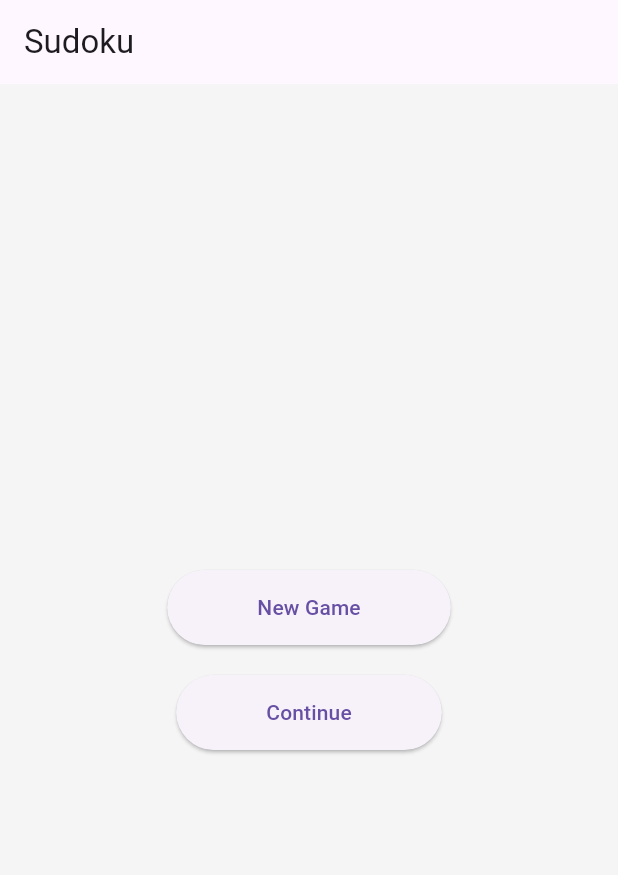
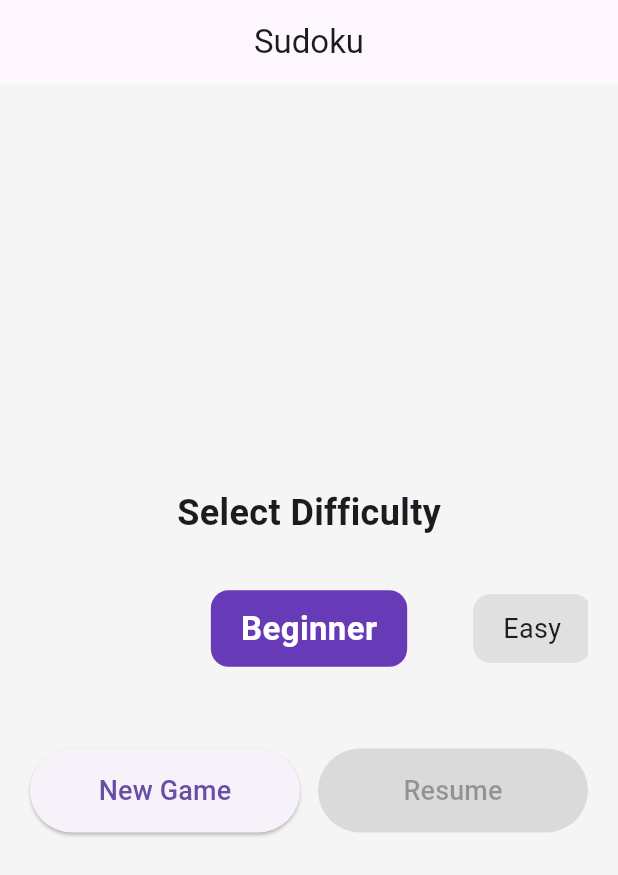
Before and after one commit to Radishchev/Sudoku, a Flutter app: the screen it shows after launch, on a phone screen of 412 x 824 dp. Shown: the top 875 px of the screen. Run offline on Flutter 3.47's test engine with Material 3 defaults, Android fonts, the phone set to English and light mode, and no system bars; our stand-ins replace sqflite; accounts and stored records are empty.

Commit message:
Have to fix an error

```diff
--- a/lib/screens/home_screen.dart
+++ b/lib/screens/home_screen.dart
@@ -1,38 +1,152 @@
 import 'package:flutter/material.dart';
+import '../services/db_helper.dart';
 
-class HomeScreen extends StatelessWidget {
+class HomeScreen extends StatefulWidget {
   const HomeScreen({super.key});
 
   @override
+  State<HomeScreen> createState() => _HomeScreenState();
+}
+
+class _HomeScreenState extends State<HomeScreen> {
+  final List<String> difficulties = [
+    'Beginner',
+    'Easy',
+    'Medium',
+    'Hard',
+    'Extreme',
+  ];
+  int selectedIndex = 0;
+  bool hasSavedGame = false;
+
+  @override
+  void initState() {
+    super.initState();
+    _checkSavedGame();
+  }
+
+  Future<void> _checkSavedGame() async {
+    var game = await DBHelper.loadGame(difficulties[selectedIndex]);
+    setState(() {
+      hasSavedGame = game != null;
+    });
+  }
+
+  void _onDifficultyChanged(int index) async {
+    setState(() {
+      selectedIndex = index;
+    });
+    await _checkSavedGame();
+  }
+
+  @override
   Widget build(BuildContext context) {
+    String currentDifficulty = difficulties[selectedIndex];
+
     return Scaffold(
-      appBar: AppBar(title: const Text('Sudoku')),
-      body: Center(
+      appBar: AppBar(title: const Text('Sudoku'), centerTitle: true),
+      body: Padding(
+        padding: const EdgeInsets.all(20.0),
         child: Column(
           mainAxisAlignment: MainAxisAlignment.center,
           children: [
-            ElevatedButton(
-              style: ElevatedButton.styleFrom(
-                padding: const EdgeInsets.symmetric(
-                  horizontal: 60,
-                  vertical: 15,
-                ),
-              ),
-              onPressed: () => Navigator.pushNamed(context, '/game'),
-              child: const Text('New Game'),
+            const Text(
+              'Select Difficulty',
+              style: TextStyle(fontSize: 24, fontWeight: FontWeight.bold),
             ),
             const SizedBox(height: 20),
-            ElevatedButton(
-              style: ElevatedButton.styleFrom(
-                padding: const EdgeInsets.symmetric(
-                  horizontal: 60,
-                  vertical: 15,
+
+            // Horizontal slider / PageView
+            SizedBox(
+              height: 80,
+              child: PageView.builder(
+                controller: PageController(
+                  viewportFraction: 0.4,
+                  initialPage: selectedIndex,
                 ),
+                onPageChanged: _onDifficultyChanged,
+                itemCount: difficulties.length,
+                itemBuilder: (context, index) {
+                  bool isSelected = index == selectedIndex;
+                  return Center(
+                    child: AnimatedContainer(
+                      duration: const Duration(milliseconds: 300),
+                      padding: const EdgeInsets.symmetric(
+                        horizontal: 20,
+                        vertical: 10,
+                      ),
+                      decoration: BoxDecoration(
+                        color: isSelected
+                            ? Colors.deepPurple
+                            : Colors.grey[300],
+                        borderRadius: BorderRadius.circular(12),
+                      ),
+                      child: Text(
+                        difficulties[index],
+                        style: TextStyle(
+                          fontSize: isSelected ? 22 : 18,
+                          fontWeight: isSelected
+                              ? FontWeight.bold
+                              : FontWeight.normal,
+                          color: isSelected ? Colors.white : Colors.black87,
+                        ),
+                      ),
+                    ),
+                  );
+                },
               ),
-              onPressed: () {
-                // TODO: load saved game from database
-              },
-              child: const Text('Continue'),
+            ),
+            const SizedBox(height: 40),
+
+            // Buttons
+            Row(
+              children: [
+                Expanded(
+                  child: ElevatedButton(
+                    onPressed: () {
+                      Navigator.pushNamed(
+                        context,
+                        '/game',
+                        arguments: {
+                          'difficulty': currentDifficulty,
+                          'newGame': true,
+                        },
+                      );
+                    },
+                    style: ElevatedButton.styleFrom(
+                      padding: const EdgeInsets.symmetric(vertical: 15),
+                    ),
+                    child: const Text(
+                      'New Game',
+                      style: TextStyle(fontSize: 18),
+                    ),
+                  ),
+                ),
+                const SizedBox(width: 12),
+                Expanded(
+                  child: ElevatedButton(
+                    onPressed: hasSavedGame
+                        ? () {
+                            Navigator.pushNamed(
+                              context,
+                              '/game',
+                              arguments: {
+                                'difficulty': currentDifficulty,
+                                'newGame': false,
+                              },
+                            );
+                          }
+                        : null,
+                    style: ElevatedButton.styleFrom(
+                      padding: const EdgeInsets.symmetric(vertical: 15),
+                      backgroundColor: hasSavedGame
+                          ? Colors.green
+                          : Colors.grey,
+                    ),
+                    child: const Text('Resume', style: TextStyle(fontSize: 18)),
+                  ),
+                ),
+              ],
             ),
           ],
         ),
--- /dev/null
+++ b/lib/services/db_helper.dart
@@ -0,0 +1,104 @@
+import 'package:sqflite/sqflite.dart';
+import 'package:path/path.dart';
+import 'dart:convert';
+
+class DBHelper {
+  static Database? _db;
+
+  static Future<Database> getDatabase() async {
+    if (_db != null) return _db!;
+    String path = join(await getDatabasesPath(), 'sudoku.db');
+    _db = await openDatabase(
+      path,
+      version: 1,
+      onCreate: (db, version) async {
+        await db.execute('''
+        CREATE TABLE games(
+          id INTEGER PRIMARY KEY AUTOINCREMENT,
+          difficulty TEXT,
+          board TEXT,
+          solution TEXT,
+          is_fixed TEXT,
+          elapsed_time INTEGER,
+          completed_at TEXT
+        )
+      ''');
+      },
+    );
+    return _db!;
+  }
+
+  // Insert or update a saved game
+  static Future<int> saveGame({
+    required String difficulty,
+    required List<List<int>> board,
+    required List<List<int>> solution,
+    required List<List<bool>> isFixed,
+    int elapsedTime = 0,
+    String? completedAt,
+  }) async {
+    final db = await getDatabase();
+    // Check if a game already exists for this difficulty and not completed
+    var existing = await db.query(
+      'games',
+      where: 'difficulty = ? AND completed_at IS NULL',
+      whereArgs: [difficulty],
+    );
+
+    Map<String, dynamic> data = {
+      'difficulty': difficulty,
+      'board': jsonEncode(board),
+      'solution': jsonEncode(solution),
+      'is_fixed': jsonEncode(isFixed),
+      'elapsed_time': elapsedTime,
+      'completed_at': completedAt,
+    };
+
+    if (existing.isNotEmpty) {
+      int id = existing.first['id'] as int;
+      return await db.update('games', data, where: 'id = ?', whereArgs: [id]);
+    } else {
+      return await db.insert('games', data);
+    }
+  }
+
+  // Load saved game for a difficulty
+  static Future<Map<String, dynamic>?> loadGame(String difficulty) async {
+    final db = await getDatabase();
+    var result = await db.query(
+      'games',
+      where: 'difficulty = ? AND completed_at IS NULL',
+      whereArgs: [difficulty],
+      limit: 1,
+    );
+    if (result.isEmpty) return null;
+
+    var row = result.first;
+    return {
+      'board': (jsonDecode(row['board'] as String) as List)
+          .map((r) => (r as List).map((e) => e as int).toList())
+          .toList(),
+      'solution': (jsonDecode(row['solution'] as String) as List)
+          .map((r) => (r as List).map((e) => e as int).toList())
+          .toList(),
+      'is_fixed': (jsonDecode(row['is_fixed'] as String) as List)
+          .map((r) => (r as List).map((e) => e as bool).toList())
+          .toList(),
+      'elapsed_time': row['elapsed_time'] as int,
+    };
+  }
+
+  // Mark game as completed
+  static Future<int> completeGame(String difficulty, int elapsedTime) async {
+    final db = await getDatabase();
+    return await db.update(
+      'games',
+      {
+        'completed_at': DateTime.now().toIso8601String(),
+        'elapsed_time': elapsedTime,
+      },
+      where: 'difficulty = ? AND completed_at IS NULL',
+      whereArgs: [difficulty],
+    );
+  }
+}
--- a/pubspec.yaml
+++ b/pubspec.yaml
@@ -30,6 +30,8 @@ environment:
 dependencies:
   flutter:
     sdk: flutter
+  path: ^1.9.1
+  sqflite: ^2.4.2
 
   # The following adds the Cupertino Icons font to your application.
   # Use with the CupertinoIcons class for iOS style icons.
```
Also changed, not shown: pubspec.lock, 1 other file.
